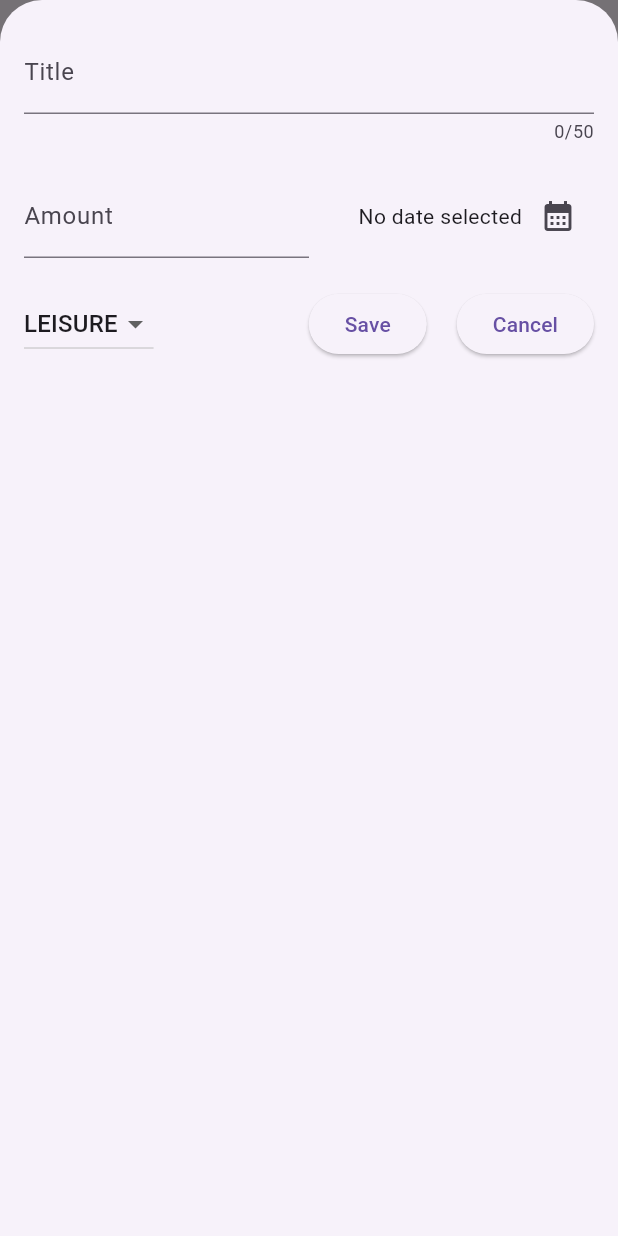
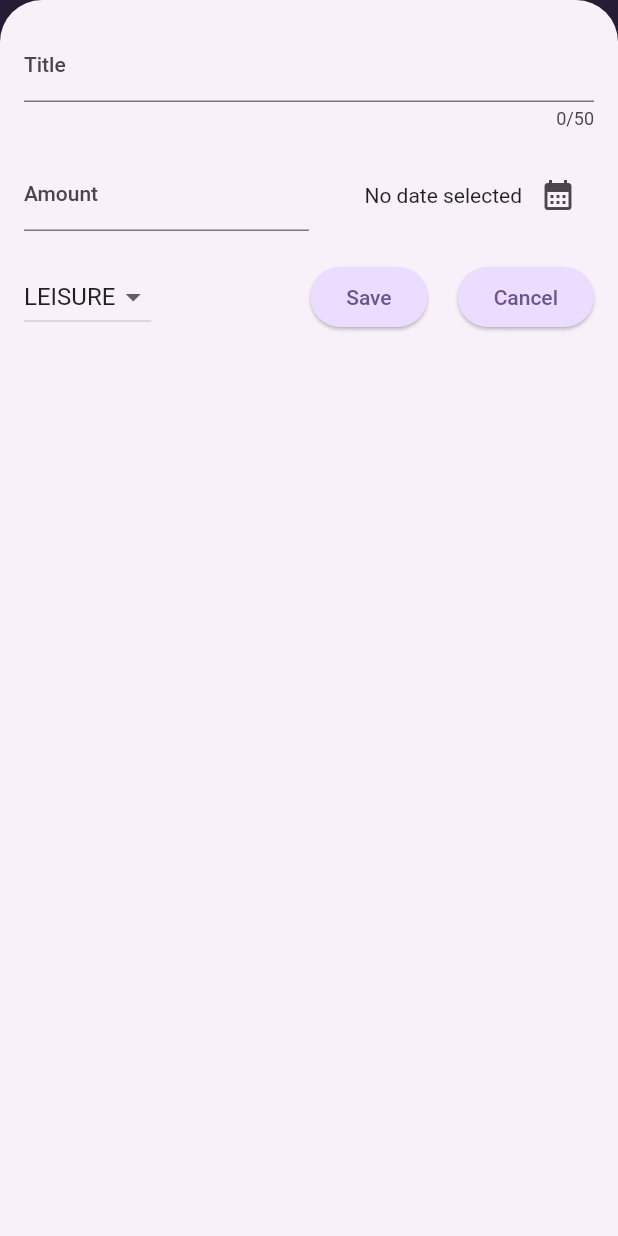
Before and after one commit to Prabhat8991/FlutterExpenseTracker, a Flutter app: the screen it shows after launch, after a tap on the "add" icon, on a phone screen of 412 x 824 dp. Run offline on Flutter 3.47's test engine with Material 2 defaults, Android fonts, the phone set to English and light mode, and no system bars.

Commit message:
added theme and chart

```diff
--- a/lib/data/expense.dart
+++ b/lib/data/expense.dart
@@ -33,3 +33,25 @@ class Expense {
     return formatter.format(date);
   }
 }
+
+class ExpenseBucket {
+  ExpenseBucket({required this.category, required this.expenses});
+
+  ExpenseBucket.forCategory(List<Expense> allExpenses, this.category)
+      : expenses = allExpenses
+            .where((expense) => expense.category == category)
+            .toList();
+
+  Category category;
+
+  List<Expense> expenses;
+
+  double get totalExpenses {
+    double sum = 0;
+
+    for (final expense in expenses) {
+      sum += expense.amount;
+    }
+    return sum;
+  }
+}
--- a/lib/main.dart
+++ b/lib/main.dart
@@ -1,8 +1,28 @@
 import 'package:expense_tracker/widgets/expenses.dart';
 import 'package:flutter/material.dart';
 
+var kColorScheme =
+    ColorScheme.fromSeed(seedColor: const Color.fromARGB(255, 96, 59, 151));
+
 void main() {
   runApp(MaterialApp(
-    theme: ThemeData(useMaterial3: true),
-    home: const Expenses(),));
+    theme: ThemeData().copyWith(
+        useMaterial3: true,
+        colorScheme: kColorScheme,
+        appBarTheme: const AppBarTheme().copyWith(
+            backgroundColor: kColorScheme.onPrimaryContainer,
+            foregroundColor: kColorScheme.primaryContainer),
+        cardTheme: const CardTheme().copyWith(
+            color: kColorScheme.secondaryContainer,
+            margin: const EdgeInsets.symmetric(horizontal: 16, vertical: 10)),
+        elevatedButtonTheme: ElevatedButtonThemeData(
+            style: ElevatedButton.styleFrom(
+                backgroundColor: kColorScheme.primaryContainer)),
+        textTheme: ThemeData().textTheme.copyWith(
+            titleLarge: TextStyle(
+                fontWeight: FontWeight.normal,
+                color: kColorScheme.secondaryContainer,
+                fontSize: 14))),
+    home: const Expenses(),
+  ));
 }
--- /dev/null
+++ b/lib/widgets/chart/chart.dart
@@ -0,0 +1,95 @@
+import 'package:flutter/material.dart';
+
+import 'package:expense_tracker/widgets/chart/chart_bar.dart';
+import 'package:expense_tracker/data/expense.dart';
+
+class Chart extends StatelessWidget {
+  const Chart({super.key, required this.expenses});
+
+  final List<Expense> expenses;
+
+  List<ExpenseBucket> get buckets {
+    return [
+      ExpenseBucket.forCategory(expenses, Category.food),
+      ExpenseBucket.forCategory(expenses, Category.leisure),
+      ExpenseBucket.forCategory(expenses, Category.travel),
+      ExpenseBucket.forCategory(expenses, Category.work),
+    ];
+  }
+
+  double get maxTotalExpense {
+    double maxTotalExpense = 0;
+
+    for (final bucket in buckets) {
+      if (bucket.totalExpenses > maxTotalExpense) {
+        maxTotalExpense = bucket.totalExpenses;
+      }
+    }
+
+    return maxTotalExpense;
+  }
+
+  @override
+  Widget build(BuildContext context) {
+    final isDarkMode =
+        MediaQuery.of(context).platformBrightness == Brightness.dark;
+    return Container(
+      margin: const EdgeInsets.all(16),
+      padding: const EdgeInsets.symmetric(
+        vertical: 16,
+        horizontal: 8,
+      ),
+      width: double.infinity,
+      height: 180,
+      decoration: BoxDecoration(
+        borderRadius: BorderRadius.circular(8),
+        gradient: LinearGradient(
+          colors: [
+            Theme.of(context).colorScheme.primary.withOpacity(0.3),
+            Theme.of(context).colorScheme.primary.withOpacity(0.0)
+          ],
+          begin: Alignment.bottomCenter,
+          end: Alignment.topCenter,
+        ),
+      ),
+      child: Column(
+        children: [
+          Expanded(
+            child: Row(
+              crossAxisAlignment: CrossAxisAlignment.end,
+              children: [
+                for (final bucket in buckets) // alternative to map()
+                  ChartBar(
+                    fill: bucket.totalExpenses == 0
+                        ? 0
+                        : bucket.totalExpenses / maxTotalExpense,
+                  )
+              ],
+            ),
+          ),
+          const SizedBox(height: 12),
+          Row(
+            children: buckets
+                .map(
+                  (bucket) => Expanded(
+                    child: Padding(
+                      padding: const EdgeInsets.symmetric(horizontal: 4),
+                      child: Icon(
+                        categoryIcons[bucket.category],
+                        color: isDarkMode
+                            ? Theme.of(context).colorScheme.secondary
+                            : Theme.of(context)
+                                .colorScheme
+                                .primary
+                                .withOpacity(0.7),
+                      ),
+                    ),
+                  ),
+                )
+                .toList(),
+          )
+        ],
+      ),
+    );
+  }
+}
--- /dev/null
+++ b/lib/widgets/chart/chart_bar.dart
@@ -0,0 +1,34 @@
+import 'package:flutter/material.dart';
+
+class ChartBar extends StatelessWidget {
+  const ChartBar({
+    super.key,
+    required this.fill,
+  });
+
+  final double fill;
+
+  @override
+  Widget build(BuildContext context) {
+    final isDarkMode =
+        MediaQuery.of(context).platformBrightness == Brightness.dark;
+    return Expanded(
+      child: Padding(
+        padding: const EdgeInsets.symmetric(horizontal: 4),
+        child: FractionallySizedBox(
+          heightFactor: fill,
+          child: DecoratedBox(
+            decoration: BoxDecoration(
+              shape: BoxShape.rectangle,
+              borderRadius:
+                  const BorderRadius.vertical(top: Radius.circular(8)),
+              color: isDarkMode
+                  ? Theme.of(context).colorScheme.secondary
+                  : Theme.of(context).colorScheme.primary.withOpacity(0.65),
+            ),
+          ),
+        ),
+      ),
+    );
+  }
+}
--- a/lib/widgets/expenses.dart
+++ b/lib/widgets/expenses.dart
@@ -2,6 +2,8 @@ import 'package:expense_tracker/data/expense.dart';
 import 'package:expense_tracker/widgets/expense_list.dart';
 import 'package:expense_tracker/widgets/new_expense.dart';
 import 'package:flutter/material.dart';
+import 'package:expense_tracker/widgets/chart/chart.dart';
+import 'package:expense_tracker/widgets/chart/chart_bar.dart';
 
 class Expenses extends StatefulWidget {
   const Expenses({super.key});
@@ -83,7 +85,11 @@ class _ExpensesState extends State<Expenses> {
             )
           ],
         ),
-        body: Column(
-            children: [const Text("Chart"), Expanded(child: mainContent)]));
+        body: Column(children: [
+          Chart(
+            expenses: _requiredExpenseList,
+          ),
+          Expanded(child: mainContent)
+        ]));
   }
 }
```
